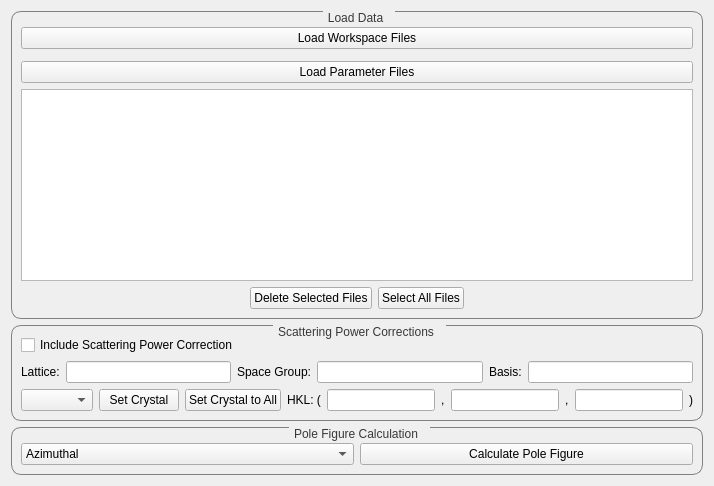
Qt form qt/python/mantidqtinterfaces/mantidqtinterfaces/Engineering/gui/engineering_diffraction/tabs/texture/texture_tab.ui (mantidproject/mantid) before a commit.
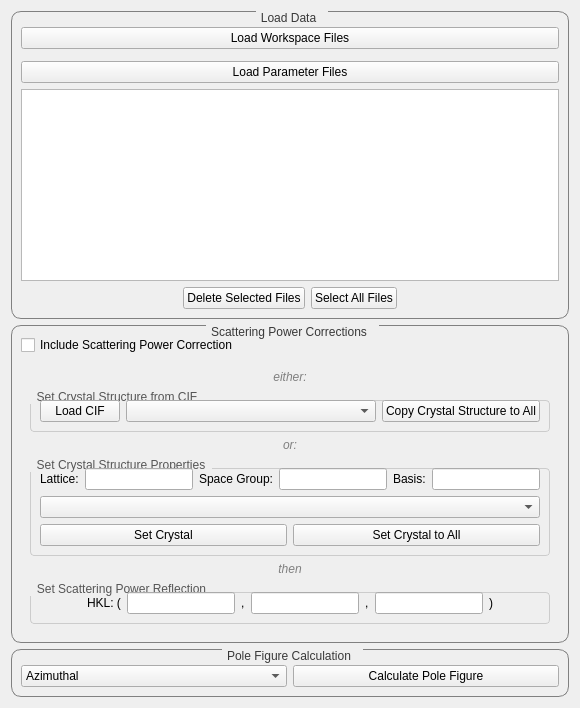
The same form after that commit. Custom widgets are drawn as their Qt base class.

Commit message: update scattering power section

The edit to the form file:
```diff
--- a/qt/python/mantidqtinterfaces/mantidqtinterfaces/Engineering/gui/engineering_diffraction/tabs/texture/texture_tab.ui
+++ b/qt/python/mantidqtinterfaces/mantidqtinterfaces/Engineering/gui/engineering_diffraction/tabs/texture/texture_tab.ui
@@ -101,16 +101,118 @@
   <property name="title">
    <string>Scattering Power Corrections</string>
   </property>
-  <layout class="QVBoxLayout" name="verticalLayout_sample">
-      <item>
-       <widget class="QCheckBox" name="check_scatt">
+  <layout class="QVBoxLayout" name="verticalLayout_incBtn">
+           <item>
+      <widget class="QCheckBox" name="check_scatt">
         <property name="text">
          <string>Include Scattering Power Correction</string>
         </property>
-       </widget>
+      </widget>
       </item>
       <!-- Crystal Structure Info -->
       <item>
+          <widget class="QWidget" name="widget_scattPowerContainer">
+      <layout class="QVBoxLayout" name="verticalLayout_scattPower">
+      <item>
+  <widget class="QLabel" name="label_either">
+    <property name="text">
+      <string>either:</string>
+    </property>
+    <property name="alignment">
+      <set>Qt::AlignCenter</set>
+    </property>
+    <property name="styleSheet">
+      <string notr="true">color: grey; font-style: italic;</string>
+    </property>
+  </widget>
+</item>
+   <item>
+       <widget class="QGroupBox" name="groupBox_xtalCIF">
+     <property name="title">
+      <string>Set Crystal Structure from CIF</string>
+     </property>
+ <property name="styleSheet">
+  <string notr="true">
+   QGroupBox {
+    border: 1px solid #ccc;
+    border-radius: 4px;
+    margin-top: 10px;
+   }
+   QGroupBox::title {
+    subcontrol-origin: margin;
+    subcontrol-position: top left;
+    padding: 0 5px;
+    font-weight: normal;
+    color: #555;
+   }
+  </string>
+ </property>
+     <layout class="QHBoxLayout">
+<item>
+    <widget class="QPushButton" name="btn_loadCif">
+     <property name="text">
+      <string>Load CIF</string>
+     </property>
+    </widget>
+   </item>
+<item>
+  <widget class="QComboBox" name="combo_workspaceListCIF">
+    <property name="sizePolicy">
+      <sizepolicy hsizetype="Expanding" vsizetype="Preferred">
+        <horstretch>1</horstretch>
+        <verstretch>0</verstretch>
+      </sizepolicy>
+    </property>
+  </widget>
+</item>
+<item>
+    <widget class="QPushButton" name="btn_copyXtalToAll">
+     <property name="text">
+      <string>Copy Crystal Structure to All</string>
+     </property>
+    </widget>
+   </item>
+
+
+     </layout>
+    </widget>
+   </item>
+      <item>
+  <widget class="QLabel" name="label_or">
+    <property name="text">
+      <string>or:</string>
+    </property>
+    <property name="alignment">
+      <set>Qt::AlignCenter</set>
+    </property>
+    <property name="styleSheet">
+      <string notr="true">color: grey; font-style: italic;</string>
+    </property>
+  </widget>
+</item>
+      <item>
+    <widget class="QGroupBox" name="groupBox_xtalProp">
+     <property name="title">
+      <string>Set Crystal Structure Properties</string>
+     </property>
+ <property name="styleSheet">
+  <string notr="true">
+   QGroupBox {
+    border: 1px solid #ccc;
+    border-radius: 4px;
+    margin-top: 10px;
+   }
+   QGroupBox::title {
+    subcontrol-origin: margin;
+    subcontrol-position: top left;
+    padding: 0 5px;
+    font-weight: normal;
+    color: #555;
+   }
+  </string>
+ </property>
+     <layout class="QVBoxLayout">
+<item>
   <layout class="QHBoxLayout" name="latticeInfoLayout">
     <item>
       <widget class="QLabel" name="label_lattice">
@@ -144,21 +246,18 @@
     </item>
   </layout>
 </item>
-
-   <!-- Crystal Buttons Row -->
-   <item>
+         <item>
+  <widget class="QComboBox" name="combo_workspaceListProp">
+    <property name="sizePolicy">
+      <sizepolicy hsizetype="Expanding" vsizetype="Preferred">
+        <horstretch>1</horstretch>
+        <verstretch>0</verstretch>
+      </sizepolicy>
+    </property>
+  </widget>
+</item>
+<item>
     <layout class="QHBoxLayout" name="transferSampleLayout">
-     <item>
-  <widget class="QComboBox" name="combo_workspaceList">
-    <property name="sizePolicy">
-      <sizepolicy hsizetype="Expanding" vsizetype="Preferred">
-        <horstretch>1</horstretch>
-        <verstretch>0</verstretch>
-      </sizepolicy>
-    </property>
-  </widget>
-</item>
-
         <item>
     <widget class="QPushButton" name="btn_setCrystal">
      <property name="text">
@@ -173,6 +272,61 @@
      </property>
     </widget>
    </item>
+
+    </layout>
+   </item>
+
+     </layout>
+    </widget>
+   </item>
+      <item>
+  <widget class="QLabel" name="label_then">
+    <property name="text">
+      <string>then</string>
+    </property>
+    <property name="alignment">
+      <set>Qt::AlignCenter</set>
+    </property>
+    <property name="styleSheet">
+      <string notr="true">color: grey; font-style: italic;</string>
+    </property>
+  </widget>
+</item>
+      <item>
+    <widget class="QGroupBox" name="groupBox_xtalHKL">
+     <property name="title">
+      <string>Set Scattering Power Reflection</string>
+     </property>
+ <property name="styleSheet">
+  <string notr="true">
+   QGroupBox {
+    border: 1px solid #ccc;
+    border-radius: 4px;
+    margin-top: 10px;
+   }
+   QGroupBox::title {
+    subcontrol-origin: margin;
+    subcontrol-position: top left;
+    padding: 0 5px;
+    font-weight: normal;
+    color: #555;
+   }
+  </string>
+ </property>
+     <layout class="QHBoxLayout">
+         <item>
+   <spacer name="spacer_hkl_left">
+    <property name="orientation">
+     <enum>Qt::Horizontal</enum>
+    </property>
+    <property name="sizeHint" stdset="0">
+     <size>
+      <width>40</width>
+      <height>20</height>
+     </size>
+    </property>
+   </spacer>
+  </item>
 <item>
   <widget class="QLabel" name="label_hkl">
     <property name="text">
@@ -240,10 +394,26 @@
     </property>
   </widget>
 </item>
-
-    </layout>
+         <item>
+   <spacer name="spacer_hkl_right">
+    <property name="orientation">
+     <enum>Qt::Horizontal</enum>
+    </property>
+    <property name="sizeHint" stdset="0">
+     <size>
+      <width>40</width>
+      <height>20</height>
+     </size>
+    </property>
+   </spacer>
+  </item>
+     </layout>
+    </widget>
    </item>
   </layout>
+          </widget>
+      </item>
+     </layout>
  </widget>
 </item>
 
```
Left out of the diff: 2 changed lines with no effect on the pictures. The commit also changes 3 other files.
